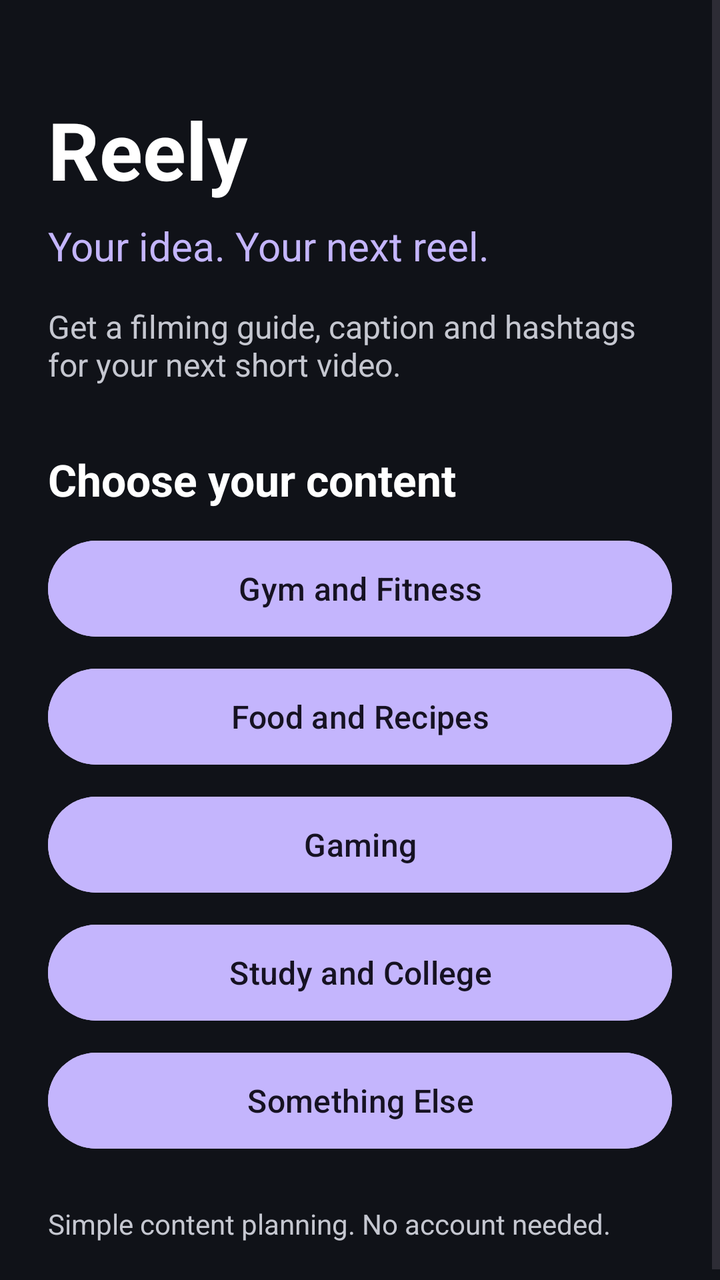
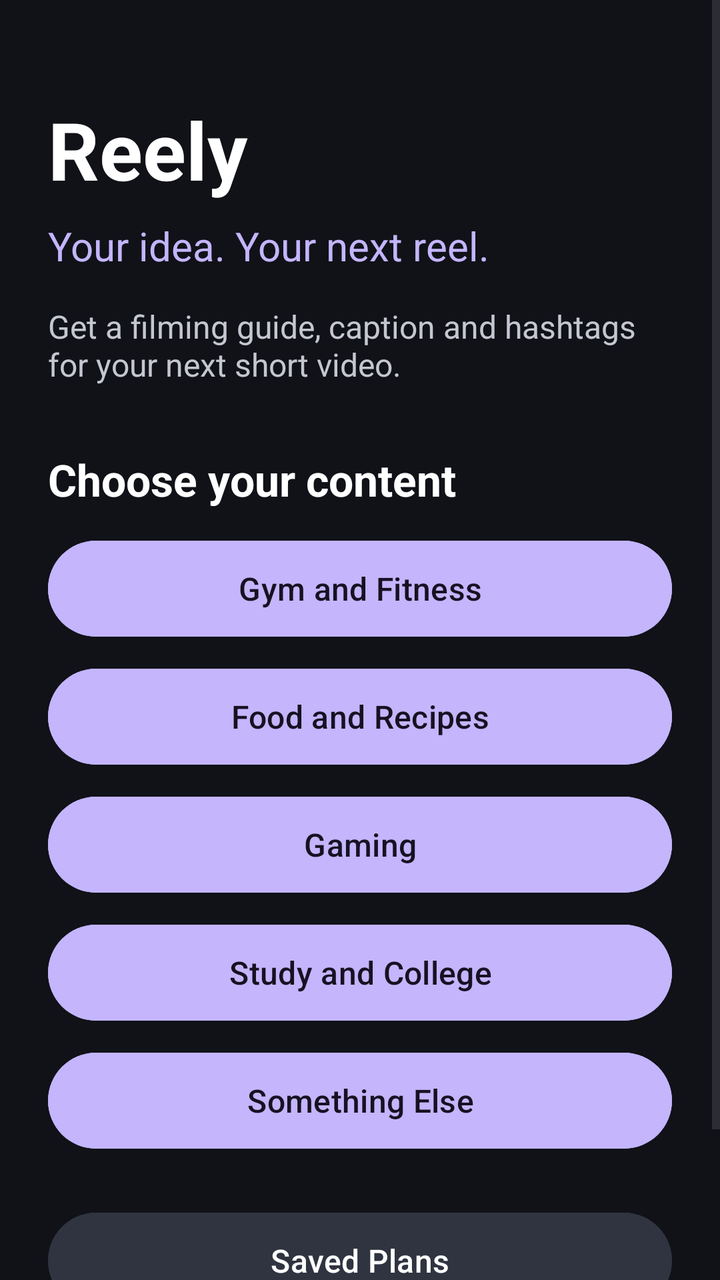

Two renders of the same Android screen: before a commit and after it. Below are the layout's source before the change and the commit's diff.
<!-- AndroidManifest.xml: application theme Theme.Reely -->
<!-- res/layout/activity_main.xml -->
<?xml version="1.0" encoding="utf-8"?>
<ScrollView xmlns:android="http://schemas.android.com/apk/res/android"
    android:id="@+id/main"
    android:layout_width="match_parent"
    android:layout_height="match_parent"
    android:background="#101218"
    android:fillViewport="true">

    <LinearLayout
        android:layout_width="match_parent"
        android:layout_height="wrap_content"
        android:orientation="vertical"
        android:padding="24dp">

        <TextView
            android:layout_width="match_parent"
            android:layout_height="wrap_content"
            android:layout_marginTop="24dp"
            android:text="Reely"
            android:textColor="#FFFFFF"
            android:textSize="40sp"
            android:textStyle="bold" />

        <TextView
            android:layout_width="match_parent"
            android:layout_height="wrap_content"
            android:layout_marginTop="8dp"
            android:text="Your idea. Your next reel."
            android:textColor="#C4B5FD"
            android:textSize="20sp" />

        <TextView
            android:layout_width="match_parent"
            android:layout_height="wrap_content"
            android:layout_marginTop="16dp"
            android:text="Get a filming guide, caption and hashtags for your next short video."
            android:textColor="#C5C7D0"
            android:textSize="16sp" />

        <TextView
            android:layout_width="match_parent"
            android:layout_height="wrap_content"
            android:layout_marginTop="32dp"
            android:layout_marginBottom="12dp"
            android:text="Choose your content"
            android:textColor="#FFFFFF"
            android:textSize="22sp"
            android:textStyle="bold" />

        <Button
            android:id="@+id/btnGym"
            android:layout_width="match_parent"
            android:layout_height="wrap_content"
            android:minHeight="56dp"
            android:backgroundTint="#C4B5FD"
            android:text="Gym and Fitness"
            android:textAllCaps="false"
            android:textColor="#161222"
            android:textSize="16sp" />

        <Button
            android:id="@+id/btnFood"
            android:layout_width="match_parent"
            android:layout_height="wrap_content"
            android:layout_marginTop="8dp"
            android:minHeight="56dp"
            android:backgroundTint="#C4B5FD"
            android:text="Food and Recipes"
            android:textAllCaps="false"
            android:textColor="#161222"
            android:textSize="16sp" />

        <Button
            android:id="@+id/btnGaming"
            android:layout_width="match_parent"
            android:layout_height="wrap_content"
            android:layout_marginTop="8dp"
            android:minHeight="56dp"
            android:backgroundTint="#C4B5FD"
            android:text="Gaming"
            android:textAllCaps="false"
            android:textColor="#161222"
            android:textSize="16sp" />

        <Button
            android:id="@+id/btnStudy"
            android:layout_width="match_parent"
            android:layout_height="wrap_content"
            android:layout_marginTop="8dp"
            android:minHeight="56dp"
            android:backgroundTint="#C4B5FD"
            android:text="Study and College"
            android:textAllCaps="false"
            android:textColor="#161222"
            android:textSize="16sp" />

        <Button
            android:id="@+id/btnGeneral"
            android:layout_width="match_parent"
            android:layout_height="wrap_content"
            android:layout_marginTop="8dp"
            android:minHeight="56dp"
            android:backgroundTint="#C4B5FD"
            android:text="Something Else"
            android:textAllCaps="false"
            android:textColor="#161222"
            android:textSize="16sp" />

        <TextView
            android:layout_width="match_parent"
            android:layout_height="wrap_content"
            android:layout_marginTop="24dp"
            android:text="Simple content planning. No account needed."
            android:textColor="#C5C7D0"
            android:textSize="14sp" />

    </LinearLayout>
</ScrollView>
<!-- resources referenced by this layout -->
<resources>
  <style name="Theme.Reely" parent="Base.Theme.Reely" />
  <style name="Base.Theme.Reely" parent="Theme.Material3.DayNight.NoActionBar">
          
          
      </style>
</resources>

<!-- the commit's change to res/layout/activity_main.xml (unified diff, before → after) -->
@@ -106,6 +106,17 @@
             android:textColor="#161222"
             android:textSize="16sp" />
 
+        <Button
+            android:id="@+id/btnSavedPlans"
+            android:layout_width="match_parent"
+            android:layout_height="wrap_content"
+            android:layout_marginTop="24dp"
+            android:minHeight="56dp"
+            android:backgroundTint="#303440"
+            android:text="Saved Plans"
+            android:textAllCaps="false"
+            android:textColor="#FFFFFF"
+            android:textSize="16sp" />
         <TextView
             android:layout_width="match_parent"
             android:layout_height="wrap_content"
